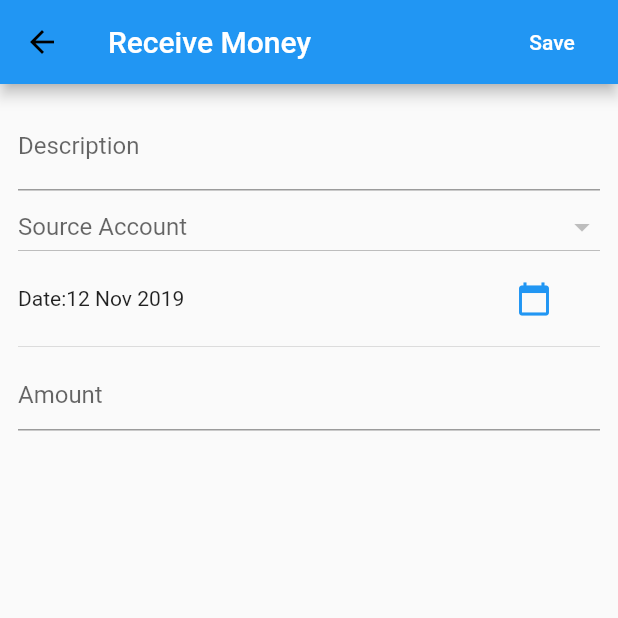
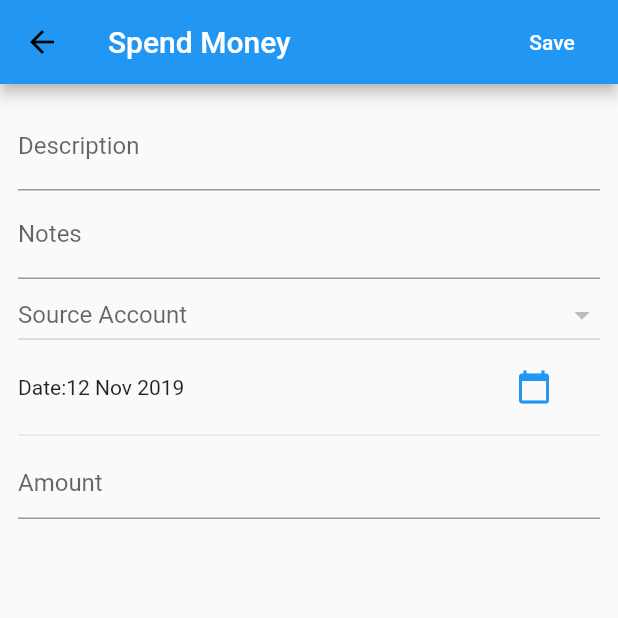
Before and after one commit to jayjay-w/home_finance, a Flutter app: the ExpensesScreen screen opened by its route, after a tap on the "add" icon, on a phone screen of 412 x 824 dp, the top half of it. Run offline on Flutter 3.47's test engine with Material 2 defaults, Android fonts, the phone set to English and light mode, and no system bars; our stand-ins replace cached_network_image, cloud_firestore, firebase_auth, flushbar; missing offline and left inert: dart:ffi; accounts and stored records are empty.

Commit message:
Mobile: Added new db routes to all pages

```diff
--- a/mobile/lib/services/database_service.dart
+++ b/mobile/lib/services/database_service.dart
@@ -41,7 +41,7 @@ class DatabaseService {
     }
 
     static void transferMoney(String uid, String sourceAccountId, String targetAccountId, Timestamp date, double amount) async {
-      Trans newTrans = new Trans(currency: "KES", transType: "Transfer", debitAccountId: sourceAccountId, creditAccountId: targetAccountId, transactionAmount: amount, transactionDate: date);
+      Trans newTrans = new Trans(owner: uid, currency: "KES", transType: "Transfer", debitAccountId: sourceAccountId, creditAccountId: targetAccountId, transactionAmount: amount, transactionDate: date);
 
       transactionRef.document().setData(newTrans.toJson());
       creditAccount(uid, targetAccountId, amount);
@@ -69,6 +69,7 @@ class DatabaseService {
       Trans newTrans = new Trans(
         description: description,
         notes: notes,
+        owner: uid,
         creditAccountId: "none",
         debitAccountId: accountId,
         transactionDate: dateReceived,
--- a/mobile/lib/ui/screens/expenses.dart
+++ b/mobile/lib/ui/screens/expenses.dart
@@ -31,7 +31,7 @@ class _ExpensesScreenState extends State<ExpensesScreen> {
         ],
       ),
       body: StreamBuilder<QuerySnapshot>(
-          stream: usersRef.document(widget.userID).collection('transactions').where('transType', isEqualTo: 'Expense').orderBy('transactionDate').snapshots(),
+          stream: transactionRef.where('owner', isEqualTo: widget.userID).where('transType', isEqualTo: 'Expense').orderBy('transactionDate').snapshots(),
           builder: (context, snapshot) {
             if (!snapshot.hasData) {
               return Center(child: CircularProgressIndicator());
@@ -70,11 +70,12 @@ class _ExpensesScreenState extends State<ExpensesScreen> {
                           crossAxisAlignment: CrossAxisAlignment.start,
                           children: <Widget>[
                             Text(trans.description, style: TextStyle(fontWeight: FontWeight.bold),),
+                            Text(trans.notes),
                             StreamBuilder(
-                              stream: usersRef.document(widget.userID).collection('accounts').document(trans.debitAccountId).snapshots(),
+                              stream: accountsRef.document(trans.debitAccountId).snapshots(),
                               builder: (context, snapshot) {
                                 if (!snapshot.hasData) return Center(child: CircularProgressIndicator(),);
-                                return Text(" " + snapshot.data["accountName"].toString());
+                                return Text("" + snapshot.data["accountName"].toString());
                               },
                             ),
                             Text(DateFormat("dd MMM yyyy").format(trans.transactionDate.toDate()))
--- a/mobile/lib/ui/screens/spend_money.dart
+++ b/mobile/lib/ui/screens/spend_money.dart
@@ -52,7 +52,7 @@ class _SpendMoneyScreenState extends State<SpendMoneyScreen> {
     if (_description.trim().length < 1) {
       Flushbar(
         title: "Error",
-        message: "Please describe this income",
+        message: "Please describe this expense",
         duration: Duration(seconds: 3),
       ).show(context);
       return;
@@ -94,7 +94,7 @@ class _SpendMoneyScreenState extends State<SpendMoneyScreen> {
   Widget build(BuildContext context) {
     return Scaffold(
         appBar: AppBar(
-          title: Text("Receive Money"),
+          title: Text("Spend Money"),
           actions: <Widget>[
             FlatButton(
                 color: Colors.blue,
@@ -106,9 +106,7 @@ class _SpendMoneyScreenState extends State<SpendMoneyScreen> {
           ],
         ),
         body: StreamBuilder<QuerySnapshot>(
-            stream: usersRef
-                .document(widget.userID)
-                .collection('accounts')
+            stream: accountsRef.where('uid', isEqualTo: widget.userID)
                 .snapshots(),
             builder: (context, snapshot) {
               if (!snapshot.hasData) {
@@ -146,6 +144,20 @@ class _SpendMoneyScreenState extends State<SpendMoneyScreen> {
                           onSaved: (input) {
                             setState(() {
                               _description = input;
+                            });
+                          },
+                        ),
+                        TextFormField(
+                          autocorrect: false,
+                          initialValue: _notes,
+                          decoration:
+                              InputDecoration(labelText: 'Notes'),
+                          validator: (input) => input.length < 2
+                              ? 'Notes'
+                              : null,
+                          onSaved: (input) {
+                            setState(() {
+                              _notes = input;
                             });
                           },
                         ),
--- a/mobile/lib/ui/screens/transfer.dart
+++ b/mobile/lib/ui/screens/transfer.dart
@@ -84,7 +84,7 @@ class _TransferScreenState extends State<TransferScreen> {
         ],
       ),
       body: StreamBuilder<QuerySnapshot>(
-        stream: usersRef.document(widget.userID).collection('accounts').snapshots(),
+        stream: accountsRef.where('uid', isEqualTo: widget.userID).snapshots(),
         builder: (context, snapshot) {
           if (!snapshot.hasData) {
             return Center(child: CircularProgressIndicator(),);
@@ -96,7 +96,7 @@ class _TransferScreenState extends State<TransferScreen> {
               accountItems.add(
                 DropdownMenuItem(
                   child: Text(
-                    acc.accountName,
+                    acc.accountName + " (" + currencyFormatter.format(acc.currentBalance) +  ")",
                   ),
                   value: acc.accountId,
                 )
--- a/mobile/lib/ui/screens/transfers.dart
+++ b/mobile/lib/ui/screens/transfers.dart
@@ -31,7 +31,7 @@ class _TransfersScreenState extends State<TransfersScreen> {
         ],
       ),
       body: StreamBuilder<QuerySnapshot>(
-          stream: usersRef.document(widget.userID).collection('transactions').where('transType', isEqualTo: 'Transfer').orderBy('transactionDate').snapshots(),
+          stream: transactionRef.where('owner', isEqualTo: widget.userID).where('transType', isEqualTo: 'Transfer').orderBy('transactionDate').snapshots(),
           builder: (context, snapshot) {
             if (!snapshot.hasData) {
               return Center(child: CircularProgressIndicator());
@@ -73,14 +73,14 @@ class _TransfersScreenState extends State<TransfersScreen> {
                               crossAxisAlignment: CrossAxisAlignment.start,
                               children: <Widget>[
                                  StreamBuilder(
-                                  stream: usersRef.document(widget.userID).collection('accounts').document(trans.debitAccountId).snapshots(),
+                                  stream: accountsRef.document(trans.debitAccountId).snapshots(),
                                   builder: (context, snapshot) {
                                     if (!snapshot.hasData) return Center(child: CircularProgressIndicator(),);
                                     return Text("From " + snapshot.data["accountName"].toString());
                                   },
                                 ),
                                 StreamBuilder(
-                                  stream: usersRef.document(widget.userID).collection('accounts').document(trans.creditAccountId).snapshots(),
+                                  stream: accountsRef.document(trans.creditAccountId).snapshots(),
                                   builder: (context, snapshot) {
                                     if (!snapshot.hasData) return Center(child: CircularProgressIndicator(),);
                                     return Text("To " + snapshot.data["accountName"].toString());
```
Also changed, not shown: mobile/lib/ui/screens/home.dart (+34 -24 lines).
